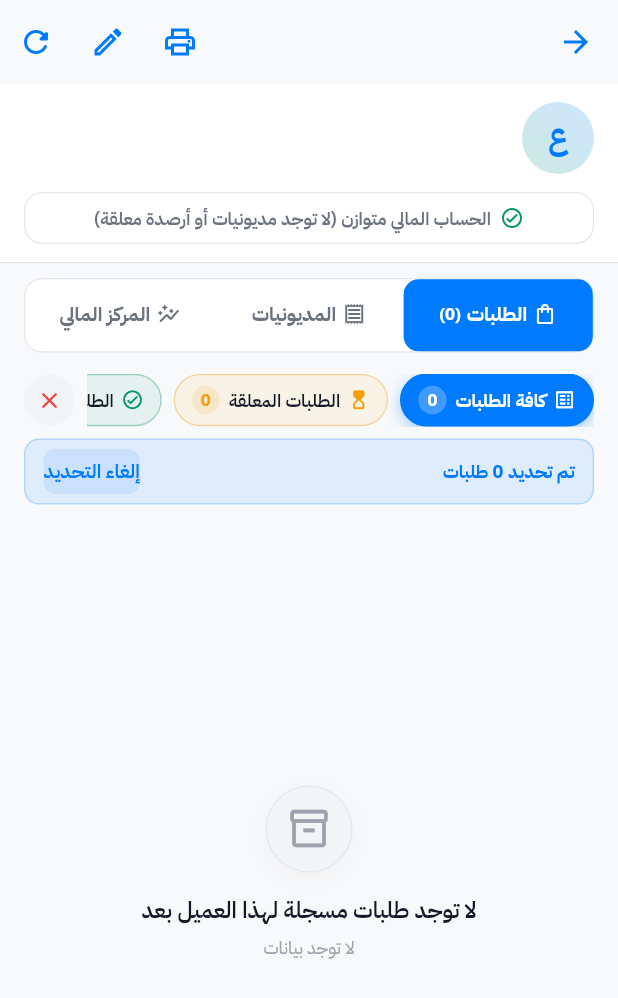
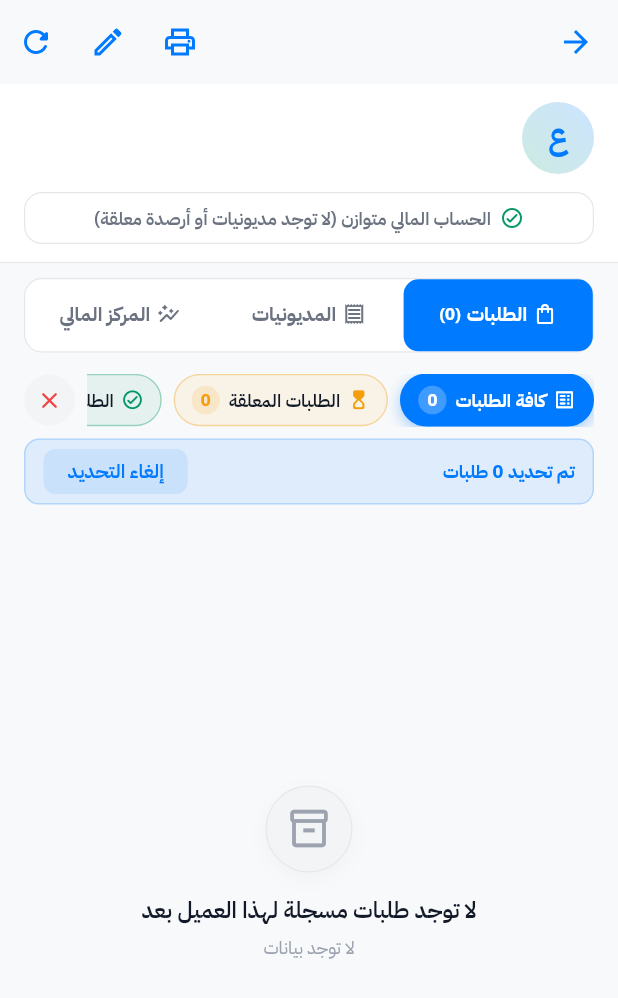
Before and after one commit to salah-alhajj/amtr, a Flutter app: the CustomerDetailsScreen screen opened directly with empty values, after a tap on the "checklist" icon, on a phone screen of 412 x 824 dp. Shown: the top 998 px of the screen. Run offline on Flutter 3.47's test engine with Material 3 defaults, Android fonts, the phone set to English and light mode, and no system bars; our stand-ins replace file_picker, flutter_bloc, flutter_local_notifications, flutter_svg, image_picker, localization and 6 more; missing offline and left inert: add_2_calendar, excel; accounts and stored records are empty.

Commit message:
style(ui): add default horizontal padding to AppSecondaryButton

```diff
--- a/lib/core/widgets/components/app_buttons.dart
+++ b/lib/core/widgets/components/app_buttons.dart
@@ -166,7 +166,7 @@
   final double? width;
   final double height;
   final double borderRadius;
-  final EdgeInsets? padding;
+  final EdgeInsetsGeometry? padding;
 
   const AppSecondaryButton({
     super.key,
@@ -178,7 +178,7 @@
     this.width,
     this.height = 46,
     this.borderRadius = 12,
-    this.padding,
+    this.padding = const EdgeInsets.symmetric(horizontal: 16),
   });
 
   @override
@@ -188,7 +188,7 @@
     return Container(
       width: width,
       height: height,
-      padding: padding,
+      padding: padding ?? const EdgeInsets.symmetric(horizontal: 16),
       decoration: BoxDecoration(
         color: baseColor.withValues(alpha: 0.1),
         borderRadius: BorderRadius.circular(borderRadius),
```
Also changed, not shown: 1 other file.
